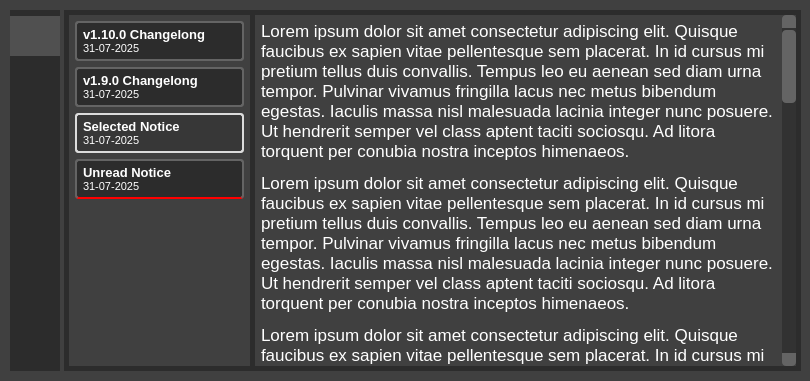
WilliamSchack/Spotify-Downloader, file Spotify Downloader/SpotifyDownloader.ui: the form before one commit.
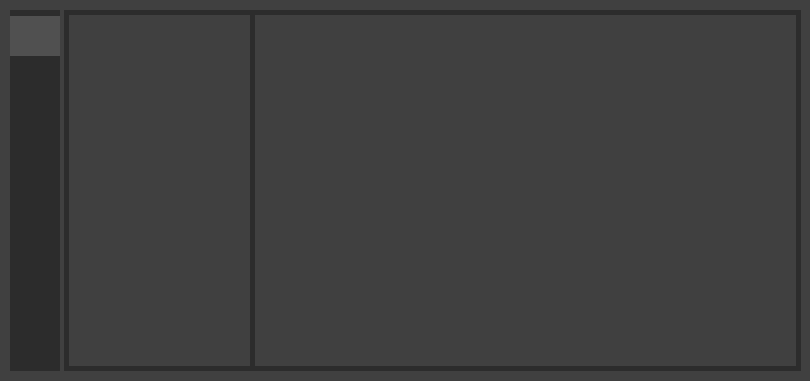
The form after the commit. The open tabs and pages were chosen to show the change. Icons and pictures are not drawn. Custom widgets are drawn as their Qt base class.

Commit message: Removed samples from notices screen, properly assigning read

What changed in the file:
```diff
--- a/Spotify Downloader/SpotifyDownloader.ui
+++ b/Spotify Downloader/SpotifyDownloader.ui
@@ -4342,287 +4342,6 @@
        <property name="bottomMargin">
         <number>6</number>
        </property>
-       <item>
-        <widget class="QWidget" name="SampleNoticeItem" native="true">
-         <property name="sizePolicy">
-          <sizepolicy hsizetype="Preferred" vsizetype="Preferred">
-           <horstretch>0</horstretch>
-           <verstretch>0</verstretch>
-          </sizepolicy>
-         </property>
-         <property name="minimumSize">
-          <size>
-           <width>0</width>
-           <height>40</height>
-          </size>
-         </property>
-         <property name="maximumSize">
-          <size>
-           <width>16777215</width>
-           <height>40</height>
-          </size>
-         </property>
-         <property name="styleSheet">
-          <string notr="true">background-color: rgb(44, 44, 44);
-border-color: rgb(100, 100, 100);
-border-style: solid;
-border-width: 2px;
-border-radius: 4px;</string>
-         </property>
-         <layout class="QVBoxLayout" name="verticalLayout">
-          <property name="leftMargin">
-           <number>0</number>
-          </property>
-          <property name="topMargin">
-           <number>0</number>
-          </property>
-          <property name="rightMargin">
-           <number>0</number>
-          </property>
-          <property name="bottomMargin">
-           <number>0</number>
-          </property>
-          <item>
-           <widget class="QLabel" name="SampleNoticeItemText">
-            <property name="sizePolicy">
-             <sizepolicy hsizetype="Ignored" vsizetype="Ignored">
-              <horstretch>0</horstretch>
-              <verstretch>0</verstretch>
-             </sizepolicy>
-            </property>
-            <property name="font">
-             <font>
-              <pointsize>10</pointsize>
-             </font>
-            </property>
-            <property name="text">
-             <string>&lt;html&gt;&lt;head/&gt;&lt;body&gt;&lt;p&gt;&lt;span style=&quot; font-weight:700;&quot;&gt;v1.10.0 Changelong&lt;/span&gt;&lt;br/&gt;&lt;span style=&quot; font-size:8pt;&quot;&gt;31-07-2025&lt;/span&gt;&lt;/p&gt;&lt;/body&gt;&lt;/html&gt;</string>
-            </property>
-            <property name="scaledContents">
-             <bool>false</bool>
-            </property>
-            <property name="margin">
-             <number>0</number>
-            </property>
-            <property name="indent">
-             <number>6</number>
-            </property>
-           </widget>
-          </item>
-         </layout>
-        </widget>
-       </item>
-       <item>
-        <widget class="QWidget" name="SampleNoticeItem_2" native="true">
-         <property name="sizePolicy">
-          <sizepolicy hsizetype="Preferred" vsizetype="Preferred">
-           <horstretch>0</horstretch>
-           <verstretch>0</verstretch>
-          </sizepolicy>
-         </property>
-         <property name="minimumSize">
-          <size>
-           <width>0</width>
-           <height>40</height>
-          </size>
-         </property>
-         <property name="maximumSize">
-          <size>
-           <width>16777215</width>
-           <height>40</height>
-          </size>
-         </property>
-         <property name="styleSheet">
-          <string notr="true">background-color: rgb(44, 44, 44);
-border-color: rgb(100, 100, 100);
-border-style: solid;
-border-width: 2px;
-border-radius: 4px;</string>
-         </property>
-         <layout class="QVBoxLayout" name="verticalLayout_2">
-          <property name="leftMargin">
-           <number>0</number>
-          </property>
-          <property name="topMargin">
-           <number>0</number>
-          </property>
-          <property name="rightMargin">
-           <number>0</number>
-          </property>
-          <property name="bottomMargin">
-           <number>0</number>
-          </property>
-          <item>
-           <widget class="QLabel" name="SampleNoticeItemText_2">
-            <property name="sizePolicy">
-             <sizepolicy hsizetype="Ignored" vsizetype="Ignored">
-              <horstretch>0</horstretch>
-              <verstretch>0</verstretch>
-             </sizepolicy>
-            </property>
-            <property name="font">
-             <font>
-              <pointsize>10</pointsize>
-             </font>
-            </property>
-            <property name="text">
-             <string>&lt;html&gt;&lt;head/&gt;&lt;body&gt;&lt;p&gt;&lt;span style=&quot; font-weight:700;&quot;&gt;v1.9.0 Changelong&lt;/span&gt;&lt;br/&gt;&lt;span style=&quot; font-size:8pt;&quot;&gt;31-07-2025&lt;/span&gt;&lt;/p&gt;&lt;/body&gt;&lt;/html&gt;</string>
-            </property>
-            <property name="scaledContents">
-             <bool>false</bool>
-            </property>
-            <property name="margin">
-             <number>0</number>
-            </property>
-            <property name="indent">
-             <number>6</number>
-            </property>
-           </widget>
-          </item>
-         </layout>
-        </widget>
-       </item>
-       <item>
-        <widget class="QWidget" name="SampleNoticeItem_4" native="true">
-         <property name="sizePolicy">
-          <sizepolicy hsizetype="Preferred" vsizetype="Preferred">
-           <horstretch>0</horstretch>
-           <verstretch>0</verstretch>
-          </sizepolicy>
-         </property>
-         <property name="minimumSize">
-          <size>
-           <width>0</width>
-           <height>40</height>
-          </size>
-         </property>
-         <property name="maximumSize">
-          <size>
-           <width>16777215</width>
-           <height>40</height>
-          </size>
-         </property>
-         <property name="styleSheet">
-          <string notr="true">background-color: rgb(55, 55, 55);
-border-color: rgb(220, 220, 220);
-border-style: solid;
-border-width: 2px;
-border-radius: 4px;</string>
-         </property>
-         <layout class="QVBoxLayout" name="verticalLayout_3">
-          <property name="leftMargin">
-           <number>0</number>
-          </property>
-          <property name="topMargin">
-           <number>0</number>
-          </property>
-          <property name="rightMargin">
-           <number>0</number>
-          </property>
-          <property name="bottomMargin">
-           <number>0</number>
-          </property>
-          <item>
-           <widget class="QLabel" name="SampleNoticeItemText_4">
-            <property name="sizePolicy">
-             <sizepolicy hsizetype="Ignored" vsizetype="Ignored">
-              <horstretch>0</horstretch>
-              <verstretch>0</verstretch>
-             </sizepolicy>
-            </property>
-            <property name="font">
-             <font>
-              <pointsize>10</pointsize>
-             </font>
-            </property>
-            <property name="text">
-             <string>&lt;html&gt;&lt;head/&gt;&lt;body&gt;&lt;p&gt;&lt;span style=&quot; font-weight:700;&quot;&gt;Selected Notice&lt;/span&gt;&lt;br/&gt;&lt;span style=&quot; font-size:8pt;&quot;&gt;31-07-2025&lt;/span&gt;&lt;/p&gt;&lt;/body&gt;&lt;/html&gt;</string>
-            </property>
-            <property name="scaledContents">
-             <bool>false</bool>
-            </property>
-            <property name="margin">
-             <number>0</number>
-            </property>
-            <property name="indent">
-             <number>6</number>
-            </property>
-           </widget>
-          </item>
-         </layout>
-        </widget>
-       </item>
-       <item>
-        <widget class="QWidget" name="SampleNoticeItem_3" native="true">
-         <property name="sizePolicy">
-          <sizepolicy hsizetype="Preferred" vsizetype="Preferred">
-           <horstretch>0</horstretch>
-           <verstretch>0</verstretch>
-          </sizepolicy>
-         </property>
-         <property name="minimumSize">
-          <size>
-           <width>0</width>
-           <height>40</height>
-          </size>
-         </property>
-         <property name="maximumSize">
-          <size>
-           <width>16777215</width>
-           <height>40</height>
-          </size>
-         </property>
-         <property name="styleSheet">
-          <string notr="true">background-color: rgb(44, 44, 44);
-border-color: rgb(100, 100, 100);
-border-bottom-color: red;
-border-style: solid;
-border-width: 2px;
-border-radius: 4px;</string>
-         </property>
-         <layout class="QVBoxLayout" name="verticalLayout_4">
-          <property name="leftMargin">
-           <number>0</number>
-          </property>
-          <property name="topMargin">
-           <number>0</number>
-          </property>
-          <property name="rightMargin">
-           <number>0</number>
-          </property>
-          <property name="bottomMargin">
-           <number>0</number>
-          </property>
-          <item>
-           <widget class="QLabel" name="SampleNoticeItemText_3">
-            <property name="sizePolicy">
-             <sizepolicy hsizetype="Ignored" vsizetype="Ignored">
-              <horstretch>0</horstretch>
-              <verstretch>0</verstretch>
-             </sizepolicy>
-            </property>
-            <property name="font">
-             <font>
-              <pointsize>10</pointsize>
-             </font>
-            </property>
-            <property name="text">
-             <string>&lt;html&gt;&lt;head/&gt;&lt;body&gt;&lt;p&gt;&lt;span style=&quot; font-weight:700;&quot;&gt;Unread Notice&lt;/span&gt;&lt;br/&gt;&lt;span style=&quot; font-size:8pt;&quot;&gt;31-07-2025&lt;/span&gt;&lt;/p&gt;&lt;/body&gt;&lt;/html&gt;</string>
-            </property>
-            <property name="scaledContents">
-             <bool>false</bool>
-            </property>
-            <property name="margin">
-             <number>0</number>
-            </property>
-            <property name="indent">
-             <number>6</number>
-            </property>
-           </widget>
-          </item>
-         </layout>
-        </widget>
-       </item>
        <item>
         <layout class="QVBoxLayout" name="NoticesSelectSpaceFillerLayout">
          <item>
@@ -4753,8 +4472,8 @@
        <rect>
         <x>0</x>
         <y>0</y>
-        <width>527</width>
-        <height>1738</height>
+        <width>541</width>
+        <height>351</height>
        </rect>
       </property>
       <property name="styleSheet">
@@ -4784,7 +4503,7 @@
           </font>
          </property>
          <property name="text">
-          <string>&lt;html&gt;&lt;head/&gt;&lt;body&gt;&lt;p&gt;&lt;a name=&quot;text&quot;/&gt;Lorem ipsum dolor sit amet consectetur adipiscing elit. Quisque faucibus ex sapien vitae pellentesque sem placerat. In id cursus mi pretium tellus duis convallis. Tempus leo eu aenean sed diam urna tempor. Pulvinar vivamus fringilla lacus nec metus bibendum egestas. Iaculis massa nisl malesuada lacinia integer nunc posuere. Ut hendrerit semper vel class aptent taciti sociosqu. Ad litora torquent per conubia nostra inceptos himenaeos.&lt;/p&gt;&lt;p&gt;Lorem ipsum dolor sit amet consectetur adipiscing elit. Quisque faucibus ex sapien vitae pellentesque sem placerat. In id cursus mi pretium tellus duis convallis. Tempus leo eu aenean sed diam urna tempor. Pulvinar vivamus fringilla lacus nec metus bibendum egestas. Iaculis massa nisl malesuada lacinia integer nunc posuere. Ut hendrerit semper vel class aptent taciti sociosqu. Ad litora torquent per conubia nostra inceptos himenaeos.&lt;/p&gt;&lt;p&gt;Lorem ipsum dolor sit amet consectetur adipiscing elit. Quisque faucibus ex sapien vitae pellentesque sem placerat. In id cursus mi pretium tellus duis convallis. Tempus leo eu aenean sed diam urna tempor. Pulvinar vivamus fringilla lacus nec metus bibendum egestas. Iaculis massa nisl malesuada lacinia integer nunc posuere. Ut hendrerit semper vel class aptent taciti sociosqu. Ad litora torquent per conubia nostra inceptos himenaeos.&lt;/p&gt;&lt;p&gt;Lorem ipsum dolor sit amet consectetur adipiscing elit. Quisque faucibus ex sapien vitae pellentesque sem placerat. In id cursus mi pretium tellus duis convallis. Tempus leo eu aenean sed diam urna tempor. Pulvinar vivamus fringilla lacus nec metus bibendum egestas. Iaculis massa nisl malesuada lacinia integer nunc posuere. Ut hendrerit semper vel class aptent taciti sociosqu. Ad litora torquent per conubia nostra inceptos himenaeos.&lt;/p&gt;&lt;p&gt;Lorem ipsum dolor sit amet consectetur adipiscing elit. Quisque faucibus ex sapien vitae pellentesque sem placerat. In id cursus mi pretium tellus duis convallis. Tempus leo eu aenean sed diam urna tempor. Pulvinar vivamus fringilla lacus nec metus bibendum egestas. Iaculis massa nisl malesuada lacinia integer nunc posuere. Ut hendrerit semper vel class aptent taciti sociosqu. Ad litora torquent per conubia nostra inceptos himenaeos.&lt;/p&gt;&lt;p&gt;Lorem ipsum dolor sit amet consectetur adipiscing elit. Quisque faucibus ex sapien vitae pellentesque sem placerat. In id cursus mi pretium tellus duis convallis. Tempus leo eu aenean sed diam urna tempor. Pulvinar vivamus fringilla lacus nec metus bibendum egestas. Iaculis massa nisl malesuada lacinia integer nunc posuere. Ut hendrerit semper vel class aptent taciti sociosqu. Ad litora torquent per conubia nostra inceptos himenaeos.&lt;/p&gt;&lt;p&gt;Lorem ipsum dolor sit amet consectetur adipiscing elit. Quisque faucibus ex sapien vitae pellentesque sem placerat. In id cursus mi pretium tellus duis convallis. Tempus leo eu aenean sed diam urna tempor. Pulvinar vivamus fringilla lacus nec metus bibendum egestas. Iaculis massa nisl malesuada lacinia integer nunc posuere. Ut hendrerit semper vel class aptent taciti sociosqu. Ad litora torquent per conubia nostra inceptos himenaeos.&lt;/p&gt;&lt;p&gt;Lorem ipsum dolor sit amet consectetur adipiscing elit. Quisque faucibus ex sapien vitae pellentesque sem placerat. In id cursus mi pretium tellus duis convallis. Tempus leo eu aenean sed diam urna tempor. Pulvinar vivamus fringilla lacus nec metus bibendum egestas. Iaculis massa nisl malesuada lacinia integer nunc posuere. Ut hendrerit semper vel class aptent taciti sociosqu. Ad litora torquent per conubia nostra inceptos himenaeos.&lt;/p&gt;&lt;p&gt;Lorem ipsum dolor sit amet consectetur adipiscing elit. Quisque faucibus ex sapien vitae pellentesque sem placerat. In id cursus mi pretium tellus duis convallis. Tempus leo eu aenean sed diam urna tempor. Pulvinar vivamus fringilla lacus nec metus bibendum egestas. Iaculis massa nisl malesuada lacinia integer nunc posuere. Ut hendrerit semper vel class aptent taciti sociosqu. Ad litora torquent per conubia nostra inceptos himenaeos.&lt;/p&gt;&lt;p&gt;Lorem ipsum dolor sit amet consectetur adipiscing elit. Quisque faucibus ex sapien vitae pellentesque sem placerat. In id cursus mi pretium tellus duis convallis. Tempus leo eu aenean sed diam urna tempor. Pulvinar vivamus fringilla lacus nec metus bibendum egestas. Iaculis massa nisl malesuada lacinia integer nunc posuere. Ut hendrerit semper vel class aptent taciti sociosqu. Ad litora torquent per conubia nostra inceptos himenaeos.&lt;/p&gt;&lt;/body&gt;&lt;/html&gt;</string>
+          <string/>
          </property>
          <property name="alignment">
           <set>Qt::AlignmentFlag::AlignLeading|Qt::AlignmentFlag::AlignLeft|Qt::AlignmentFlag::AlignTop</set>
```
Left out of the diff: 2 changed lines with no effect on the pictures. The commit also changes 1 other file.
